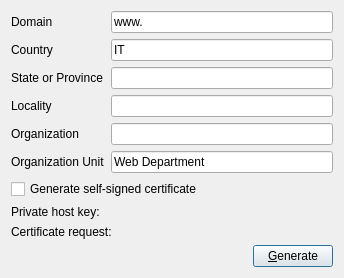
This is csrassistant/csrwindow.ui in mtorromeo/csrassistant as Qt 5 draws it before an edit. The edited form follows.
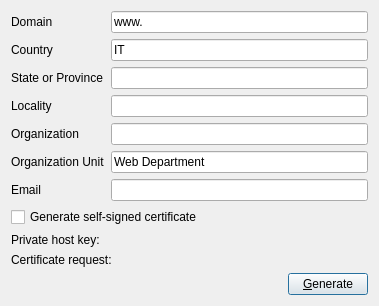
This is the edited form.

Commit message: Updated openssl command to use 2048 bits for new keys

The edit to the form file:
```diff
--- a/csrassistant/csrwindow.ui
+++ b/csrassistant/csrwindow.ui
@@ -6,18 +6,15 @@
    <rect>
     <x>0</x>
     <y>0</y>
-    <width>352</width>
-    <height>268</height>
+    <width>379</width>
+    <height>279</height>
    </rect>
   </property>
   <property name="windowTitle">
    <string>CSR Assistant</string>
   </property>
-  <layout class="QGridLayout" name="gridLayout">
-   <property name="sizeConstraint">
-    <enum>QLayout::SetFixedSize</enum>
-   </property>
-   <item row="0" column="0" colspan="2">
+  <layout class="QVBoxLayout" name="verticalLayout">
+   <item>
     <layout class="QFormLayout" name="formLayout">
      <item row="0" column="0">
       <widget class="QLabel" name="lblDomain">
@@ -92,13 +89,6 @@
      <item row="4" column="1">
       <widget class="QLineEdit" name="txtOrganization"/>
      </item>
-     <item row="5" column="1">
-      <widget class="QLineEdit" name="txtOrganizationUnit">
-       <property name="text">
-        <string>Web Department</string>
-       </property>
-      </widget>
-     </item>
      <item row="5" column="0">
       <widget class="QLabel" name="lblOrganizationUnit">
        <property name="text">
@@ -109,23 +99,52 @@
        </property>
       </widget>
      </item>
+     <item row="5" column="1">
+      <widget class="QLineEdit" name="txtOrganizationUnit">
+       <property name="text">
+        <string>Web Department</string>
+       </property>
+      </widget>
+     </item>
+     <item row="6" column="0">
+      <widget class="QLabel" name="lblEmail">
+       <property name="text">
+        <string>Email</string>
+       </property>
+       <property name="buddy">
+        <cstring>txtEmail</cstring>
+       </property>
+      </widget>
+     </item>
+     <item row="6" column="1">
+      <widget class="QLineEdit" name="txtEmail"/>
+     </item>
     </layout>
    </item>
-   <item row="2" column="0" colspan="2">
+   <item>
+    <widget class="QCheckBox" name="chkSign">
+     <property name="text">
+      <string>Generate self-signed certificate</string>
+     </property>
+    </widget>
+   </item>
+   <item>
     <widget class="QLabel" name="lblHostKey">
      <property name="text">
       <string>Private host key:</string>
      </property>
     </widget>
    </item>
-   <item row="3" column="0" colspan="2">
+   <item>
     <widget class="QLabel" name="lblCSR">
      <property name="text">
       <string>Certificate request:</string>
      </property>
     </widget>
    </item>
-   <item row="4" column="0">
+   <item>
+    <layout class="QHBoxLayout" name="horizontalLayout">
+     <item>
     <spacer name="horizontalSpacer">
      <property name="orientation">
       <enum>Qt::Horizontal</enum>
@@ -138,19 +157,14 @@
      </property>
     </spacer>
    </item>
-   <item row="4" column="1">
+     <item>
     <widget class="QPushButton" name="btnGenerate">
      <property name="text">
       <string>&amp;Generate</string>
      </property>
     </widget>
    </item>
-   <item row="1" column="0">
-    <widget class="QCheckBox" name="chkSign">
-     <property name="text">
-      <string>Generate self-signed certificate</string>
-     </property>
-    </widget>
+    </layout>
    </item>
   </layout>
  </widget>
```
Left out of the diff: 11 changed lines with no effect on the pictures. Lines whose indentation alone changed are shown as unchanged. The commit also changes 2 other files.
